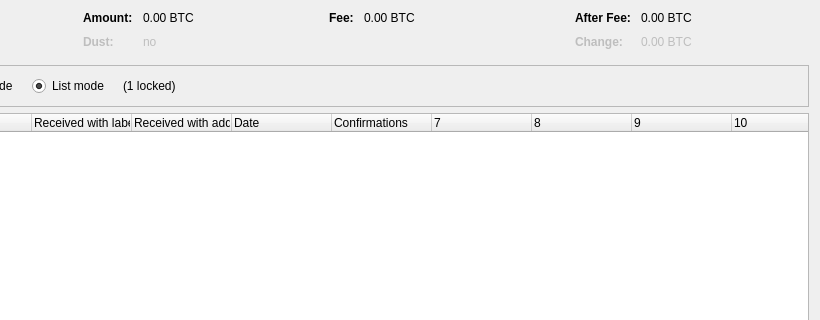
Above: src/qt/forms/coincontroldialog.ui from bitfinitechain/bitfinite-core before the change; both pictures show x 180 to 1000 and y 0 to 320 of the 1000 by 500 pixel window. Below: the same form after it.
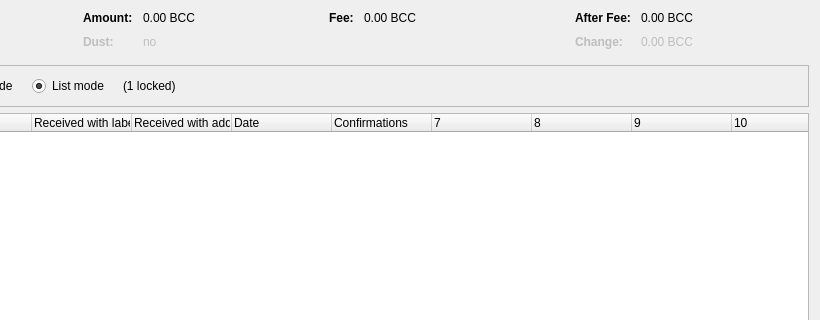
That is the form after the change. Custom widgets are drawn as their Qt base class.

What changed in the file:
```diff
--- a/src/qt/forms/coincontroldialog.ui
+++ b/src/qt/forms/coincontroldialog.ui
@@ -132,7 +132,7 @@
           <enum>Qt::ActionsContextMenu</enum>
          </property>
          <property name="text">
-          <string notr="true">0.00 BTC</string>
+          <string notr="true">0.00 BCC</string>
          </property>
          <property name="textInteractionFlags">
           <set>Qt::LinksAccessibleByMouse|Qt::TextSelectableByKeyboard|Qt::TextSelectableByMouse</set>
@@ -212,7 +212,7 @@
           <enum>Qt::ActionsContextMenu</enum>
          </property>
          <property name="text">
-          <string notr="true">0.00 BTC</string>
+          <string notr="true">0.00 BCC</string>
          </property>
          <property name="textInteractionFlags">
           <set>Qt::LinksAccessibleByMouse|Qt::TextSelectableByKeyboard|Qt::TextSelectableByMouse</set>
@@ -257,7 +257,7 @@
           <enum>Qt::ActionsContextMenu</enum>
          </property>
          <property name="text">
-          <string notr="true">0.00 BTC</string>
+          <string notr="true">0.00 BCC</string>
          </property>
          <property name="textInteractionFlags">
           <set>Qt::LinksAccessibleByMouse|Qt::TextSelectableByKeyboard|Qt::TextSelectableByMouse</set>
@@ -292,7 +292,7 @@
           <enum>Qt::ActionsContextMenu</enum>
          </property>
          <property name="text">
-          <string notr="true">0.00 BTC</string>
+          <string notr="true">0.00 BCC</string>
          </property>
          <property name="textInteractionFlags">
           <set>Qt::LinksAccessibleByMouse|Qt::TextSelectableByKeyboard|Qt::TextSelectableByMouse</set>
```
